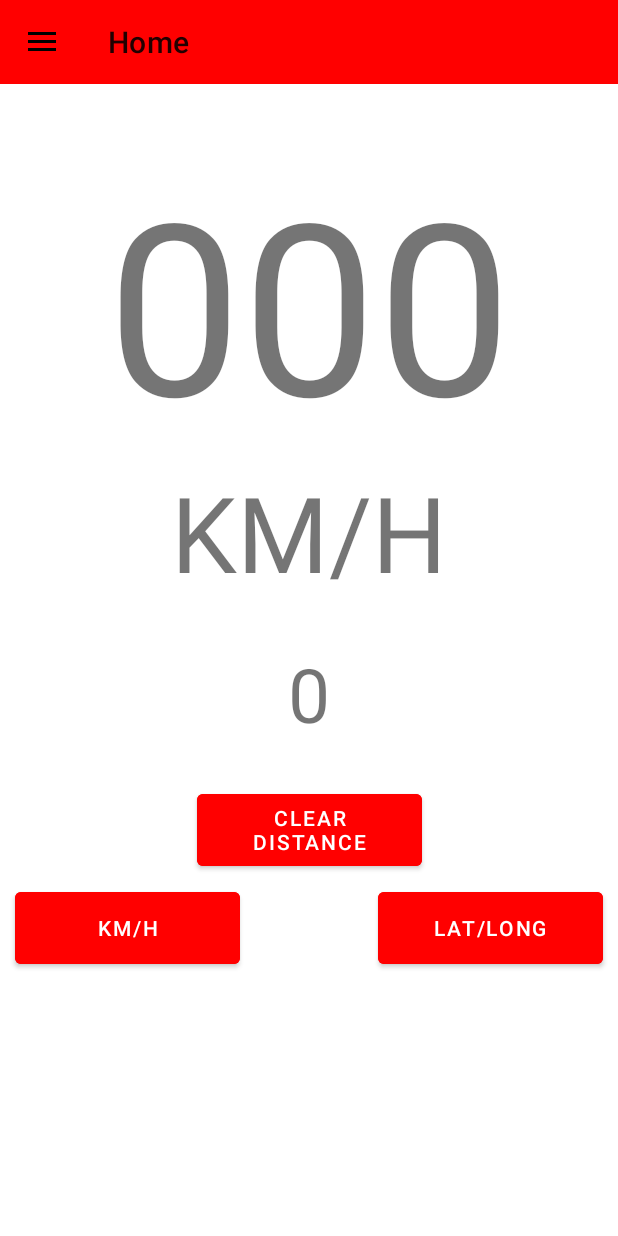
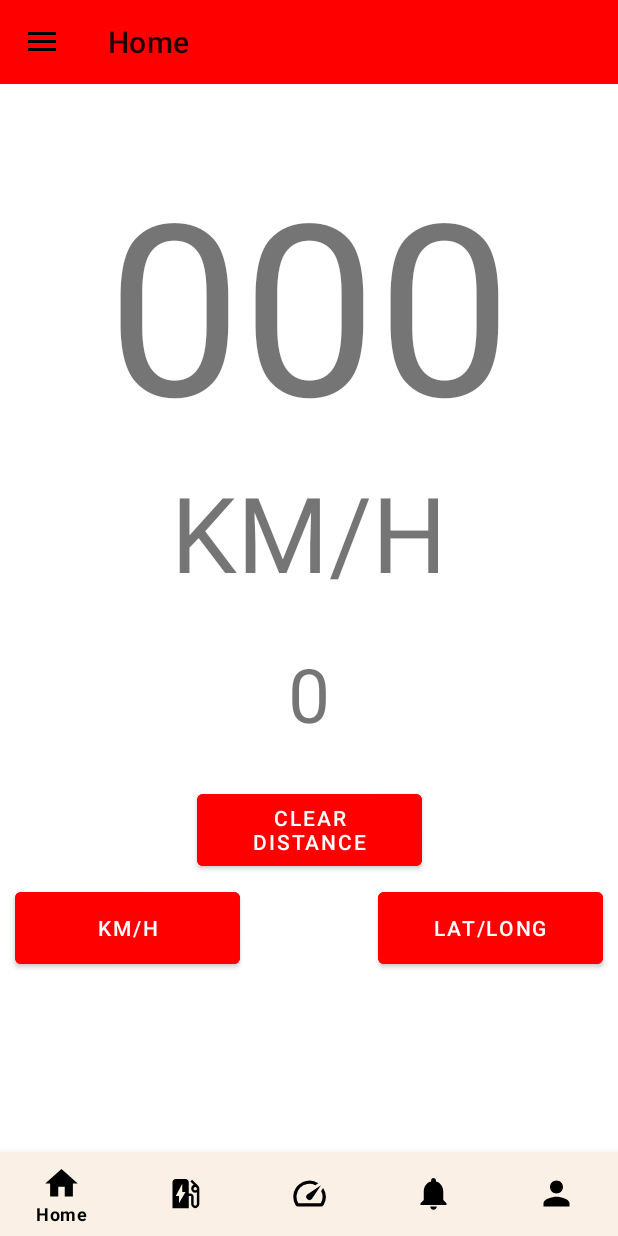
Before and after one commit to ProjectRelief/Petrol-Stations-Android-App, an Android app: the InsideActivity screen opened directly, with no data from a screen before it, after a tap on an icon or button, on a phone screen of 412 x 824 dp. Run offline under Robolectric (Android 15) with nearby library versions, the phone set to English and light mode, and no system bars; our stand-ins replace Firebase (no records; nobody signed in at launch, a user with empty details on screens opened directly); 1 statement that could not run was skipped.

Commit message:
bottom navigation added

```diff
--- a/app/src/main/res/layout/activity_bottom_nav.xml
+++ b/app/src/main/res/layout/activity_bottom_nav.xml
@@ -23,11 +23,11 @@
         android:id="@+id/bottomNavigationView"
         android:layout_width="match_parent"
         android:layout_height="wrap_content"
-        android:background="@color/white"
+        android:background="#FAF0E6"
         app:circularflow_radiusInDP="0dp"
-        app:itemIconSize="30dp"
+        app:itemIconSize="26dp"
         app:itemIconTint="@color/black"
-        app:itemRippleColor="@color/purple_200"
+        app:itemRippleColor="@color/black"
         app:itemTextColor="@color/black"
         app:layout_constraintBottom_toBottomOf="parent"
         app:layout_constraintEnd_toEndOf="parent"
--- a/app/src/main/res/layout/activity_inside.xml
+++ b/app/src/main/res/layout/activity_inside.xml
@@ -43,4 +43,42 @@
         android:theme="@style/navigationTheme"
         android:layout_gravity="start"/>
 
+    <androidx.constraintlayout.widget.ConstraintLayout xmlns:android="http://schemas.android.com/apk/res/android"
+        xmlns:app="http://schemas.android.com/apk/res-auto"
+        xmlns:tools="http://schemas.android.com/tools"
+        android:layout_width="match_parent"
+        android:layout_height="match_parent"
+        app:circularflow_radiusInDP="0dp"
+        tools:context=".bottom_navActivity">
+
+        <FrameLayout
+            android:id="@+id/frame_layout"
+            android:layout_width="0dp"
+            android:layout_height="0dp"
+            app:layout_constraintBottom_toTopOf="@+id/bottomNavigationView"
+            app:layout_constraintEnd_toEndOf="parent"
+            app:layout_constraintHorizontal_bias="0.0"
+            app:layout_constraintStart_toStartOf="parent"
+            app:layout_constraintTop_toTopOf="parent">
+
+        </FrameLayout>
+
+        <com.google.android.material.bottomnavigation.BottomNavigationView
+            android:id="@+id/bottomNavigationView"
+            android:layout_width="match_parent"
+            android:layout_height="wrap_content"
+            android:background="#FAF0E6"
+            app:circularflow_radiusInDP="0dp"
+            app:itemIconSize="26dp"
+            app:itemIconTint="@color/black"
+            app:itemRippleColor="@color/black"
+            app:itemTextColor="@color/black"
+            app:layout_constraintBottom_toBottomOf="parent"
+            app:layout_constraintEnd_toEndOf="parent"
+            app:layout_constraintHorizontal_bias="0.0"
+            app:layout_constraintStart_toStartOf="parent"
+            app:menu="@menu/bottom_navmenu" />
+
+    </androidx.constraintlayout.widget.ConstraintLayout>
+
 </androidx.drawerlayout.widget.DrawerLayout>
```
Also changed, not shown: app/src/main/AndroidManifest.xml (+0 -16 lines), app/src/main/java/com/androiddev/petrolstations/InsideActivity.java (+52 -0 lines), app/src/main/res/layout/fragment_home.xml (+15 -16 lines).
